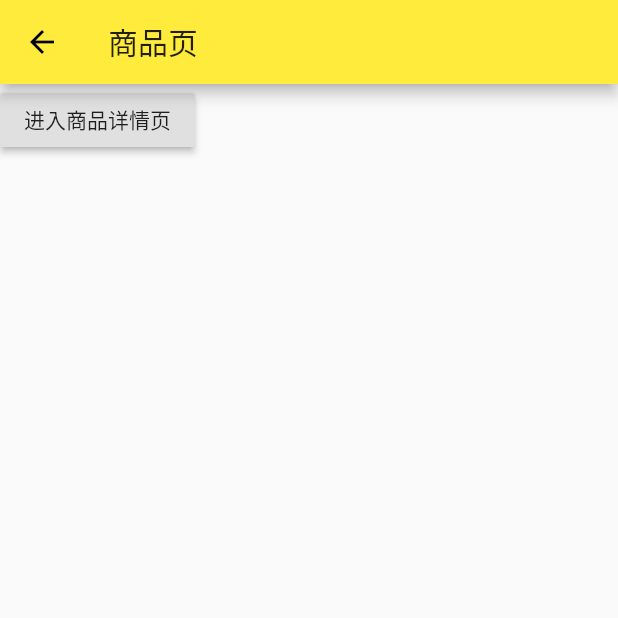
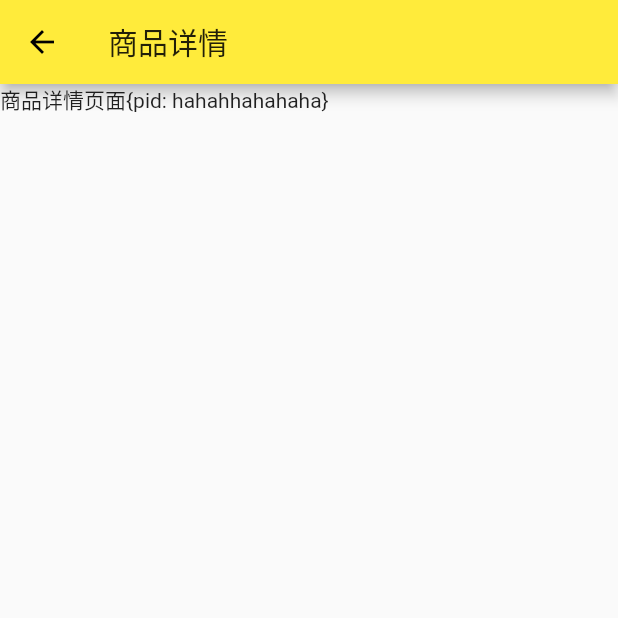
Before and after one commit to ZmjDns/flutterDemo, a Flutter app: the ProductPage screen opened directly, after a tap on "进入商品详情页", on a phone screen of 412 x 824 dp, the top half of it. Run offline on Flutter 3.47's test engine with Material 2 defaults, Android fonts, the phone set to English and light mode, and no system bars.

Commit message:
命名路由传值练习

```diff
--- /dev/null
+++ b/lib/pages/ProductDetailPage.dart
@@ -0,0 +1,21 @@
+import 'package:flutter/material.dart';
+
+class ProductDetailPage extends StatefulWidget {
+  Map arguments;
+  ProductDetailPage({this.arguments});
+  @override
+  _ProductDetailPageState createState() => _ProductDetailPageState();
+}
+
+class _ProductDetailPageState extends State<ProductDetailPage> {
+
+  @override
+  Widget build(BuildContext context) {
+    return Scaffold(
+      appBar: AppBar(
+        title: Text('商品详情'),
+      ),
+      body: Text('商品详情页面${widget.arguments}'),
+    );
+  }
+}
--- a/lib/routers/Routers.dart
+++ b/lib/routers/Routers.dart
@@ -2,12 +2,16 @@ import 'package:flutter/cupertino.dart';
 import 'package:flutter/material.dart';
 import 'package:flutter_app_androidx/components/tab/Tabs.dart';
 import 'package:flutter_app_androidx/pages/FormPage.dart';
+import 'package:flutter_app_androidx/pages/ProductDetailPage.dart';
+import 'package:flutter_app_androidx/pages/ProductPage.dart';
 import 'package:flutter_app_androidx/pages/SearchPage.dart';
 
 final routes = {
   '/': (context,{arguments}) => Tabs(), //  抽离Tabs作为跟路由
   '/form': (context,{arguments}) => FormPage(),
-  '/search': (context,{arguments}) => SearchPage(arguments: arguments,)
+  '/search': (context,{arguments}) => SearchPage(arguments: arguments,),
+  '/product': (context) => ProductPage(),
+  '/productDetail': (context,{arguments}) => ProductDetailPage(arguments: arguments)
 };
 
 // 统一命名路由跳转
```
